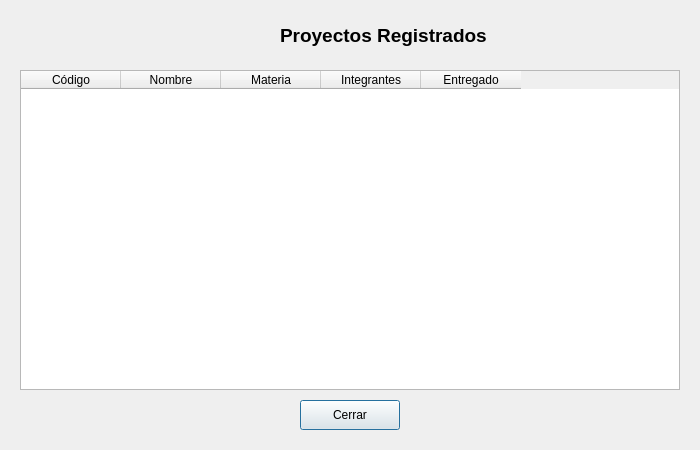
DanielV593/Organizador-de-proyectos-acad-micos, file output/Proyecto_Programacion/mostrarproyectos.ui: the form before one commit.
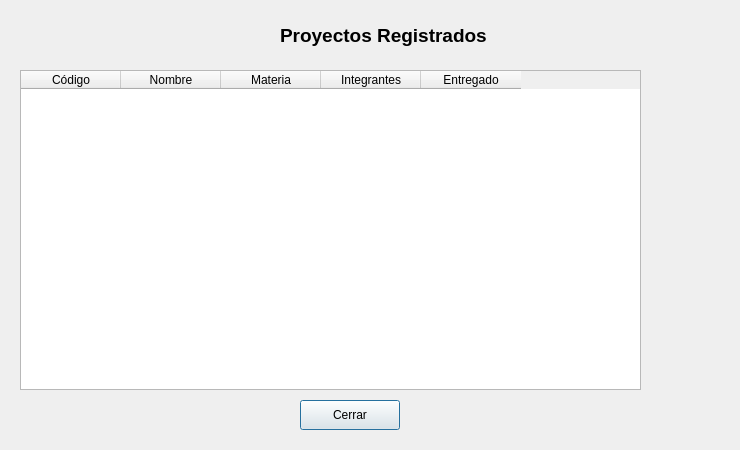
The form after the commit.

Commit message: opciones para guardar en la carpeta por default

```diff
--- a/output/Proyecto_Programacion/mostrarproyectos.ui
+++ b/output/Proyecto_Programacion/mostrarproyectos.ui
@@ -6,7 +6,7 @@
    <rect>
     <x>0</x>
     <y>0</y>
-    <width>700</width>
+    <width>740</width>
     <height>450</height>
    </rect>
   </property>
@@ -37,7 +37,7 @@
     <rect>
      <x>20</x>
      <y>70</y>
-     <width>660</width>
+     <width>621</width>
      <height>320</height>
     </rect>
    </property>
```
The commit also changes 2 other files.
